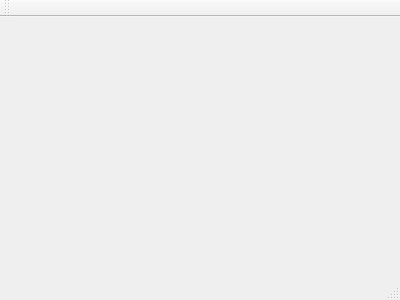
This is mainwindow.ui in cyrsap/QtGraph as Qt 5 draws it before an edit. The edited form follows.
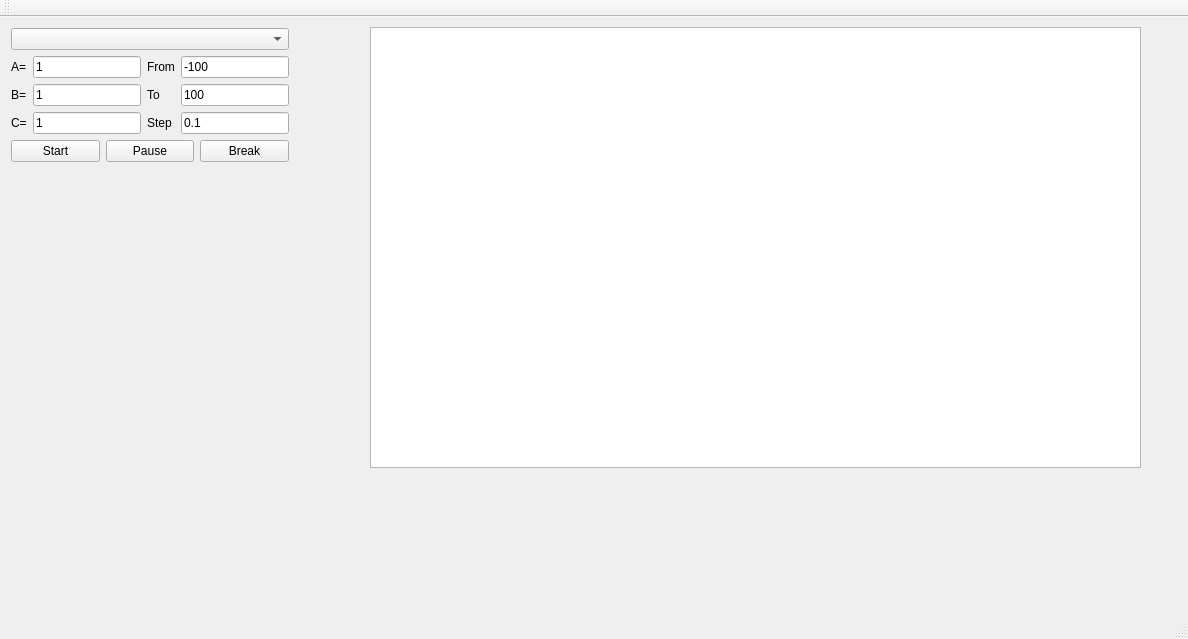
This is the edited form.

Patch:
```diff
--- a/mainwindow.ui
+++ b/mainwindow.ui
@@ -1,24 +1,217 @@
 <ui version="4.0">
  <class>MainWindow</class>
- <widget class="QMainWindow" name="MainWindow" >
-  <property name="geometry" >
+ <widget class="QMainWindow" name="MainWindow">
+  <property name="geometry">
    <rect>
     <x>0</x>
     <y>0</y>
-    <width>400</width>
-    <height>300</height>
+    <width>1188</width>
+    <height>639</height>
    </rect>
   </property>
   <property name="windowTitle" >
    <string>MainWindow</string>
   </property>
-  <widget class="QMenuBar" name="menuBar" />
-  <widget class="QToolBar" name="mainToolBar" />
-  <widget class="QWidget" name="centralWidget" />
-  <widget class="QStatusBar" name="statusBar" />
+  <widget class="QWidget" name="centralWidget">
+   <widget class="QWidget" name="verticalLayoutWidget_2">
+    <property name="geometry">
+     <rect>
+      <x>0</x>
+      <y>0</y>
+      <width>337</width>
+      <height>451</height>
+     </rect>
+    </property>
+    <layout class="QVBoxLayout" name="controlLayout">
+     <property name="sizeConstraint">
+      <enum>QLayout::SetFixedSize</enum>
+     </property>
+     <item>
+      <layout class="QVBoxLayout" name="verticalLayout_5">
+       <property name="sizeConstraint">
+        <enum>QLayout::SetFixedSize</enum>
+       </property>
+       <item>
+        <widget class="QComboBox" name="comboBoxFunction"/>
+       </item>
+       <item>
+        <layout class="QHBoxLayout" name="controlLayout_2">
+         <item>
+          <layout class="QVBoxLayout" name="verticalLayout">
+           <item>
+            <widget class="QLabel" name="label">
+             <property name="text">
+              <string>A=</string>
+             </property>
+            </widget>
+           </item>
+           <item>
+            <widget class="QLabel" name="label_2">
+             <property name="text">
+              <string>B=</string>
+             </property>
+            </widget>
+           </item>
+           <item>
+            <widget class="QLabel" name="label_3">
+             <property name="text">
+              <string>C=</string>
+             </property>
+            </widget>
+           </item>
+          </layout>
+         </item>
+         <item>
+          <layout class="QVBoxLayout" name="verticalLayout_3">
+           <item>
+            <widget class="QLineEdit" name="lineEditA">
+             <property name="text">
+              <string>1</string>
+             </property>
+            </widget>
+           </item>
+           <item>
+            <widget class="QLineEdit" name="lineEditB">
+             <property name="text">
+              <string>1</string>
+             </property>
+            </widget>
+           </item>
+           <item>
+            <widget class="QLineEdit" name="lineEditC">
+             <property name="text">
+              <string>1</string>
+             </property>
+            </widget>
+           </item>
+          </layout>
+         </item>
+         <item>
+          <layout class="QVBoxLayout" name="verticalLayout_2">
+           <item>
+            <widget class="QLabel" name="label_4">
+             <property name="text">
+              <string>From</string>
+             </property>
+            </widget>
+           </item>
+           <item>
+            <widget class="QLabel" name="label_5">
+             <property name="text">
+              <string>To</string>
+             </property>
+            </widget>
+           </item>
+           <item>
+            <widget class="QLabel" name="label_6">
+             <property name="text">
+              <string>Step</string>
+             </property>
+            </widget>
+           </item>
+          </layout>
+         </item>
+         <item>
+          <layout class="QVBoxLayout" name="verticalLayout_4">
+           <item>
+            <widget class="QLineEdit" name="lineEditFrom">
+             <property name="text">
+              <string>-100</string>
+             </property>
+            </widget>
+           </item>
+           <item>
+            <widget class="QLineEdit" name="lineEditTo">
+             <property name="text">
+              <string>100</string>
+             </property>
+            </widget>
+           </item>
+           <item>
+            <widget class="QLineEdit" name="lineEditStep">
+             <property name="text">
+              <string>0.1</string>
+             </property>
+            </widget>
+           </item>
+          </layout>
+         </item>
+        </layout>
+       </item>
+       <item>
+        <layout class="QHBoxLayout" name="horizontalLayout">
+         <item>
+          <widget class="QPushButton" name="pushButtonStart">
+           <property name="text">
+            <string>Start</string>
+           </property>
+          </widget>
+         </item>
+         <item>
+          <widget class="QPushButton" name="pushButtonPause">
+           <property name="text">
+            <string>Pause</string>
+           </property>
+          </widget>
+         </item>
+         <item>
+          <widget class="QPushButton" name="pushButtonBreak">
+           <property name="text">
+            <string>Break</string>
+           </property>
+          </widget>
+         </item>
+        </layout>
+       </item>
+      </layout>
+     </item>
+     <item>
+      <spacer name="verticalSpacer">
+       <property name="orientation">
+        <enum>Qt::Vertical</enum>
+       </property>
+       <property name="sizeHint" stdset="0">
+        <size>
+         <width>20</width>
+         <height>40</height>
+        </size>
+       </property>
+      </spacer>
+     </item>
+    </layout>
+   </widget>
+   <widget class="QGraphicsView" name="graphicsView">
+    <property name="geometry">
+     <rect>
+      <x>370</x>
+      <y>10</y>
+      <width>771</width>
+      <height>441</height>
+     </rect>
+    </property>
+   </widget>
+  </widget>
+  <widget class="QMenuBar" name="menuBar">
+   <property name="geometry">
+    <rect>
+     <x>0</x>
+     <y>0</y>
+     <width>1188</width>
+     <height>19</height>
+    </rect>
+   </property>
+  </widget>
+  <widget class="QToolBar" name="mainToolBar">
+   <attribute name="toolBarArea">
+    <enum>TopToolBarArea</enum>
+   </attribute>
+   <attribute name="toolBarBreak">
+    <bool>false</bool>
+   </attribute>
+  </widget>
+  <widget class="QStatusBar" name="statusBar"/>
  </widget>
- <layoutDefault spacing="6" margin="11" />
- <pixmapfunction></pixmapfunction>
+ <layoutdefault spacing="6" margin="11"/>
  <resources/>
  <connections/>
 </ui>
```
Left out of the diff: 3 changed lines with no effect on the pictures.
